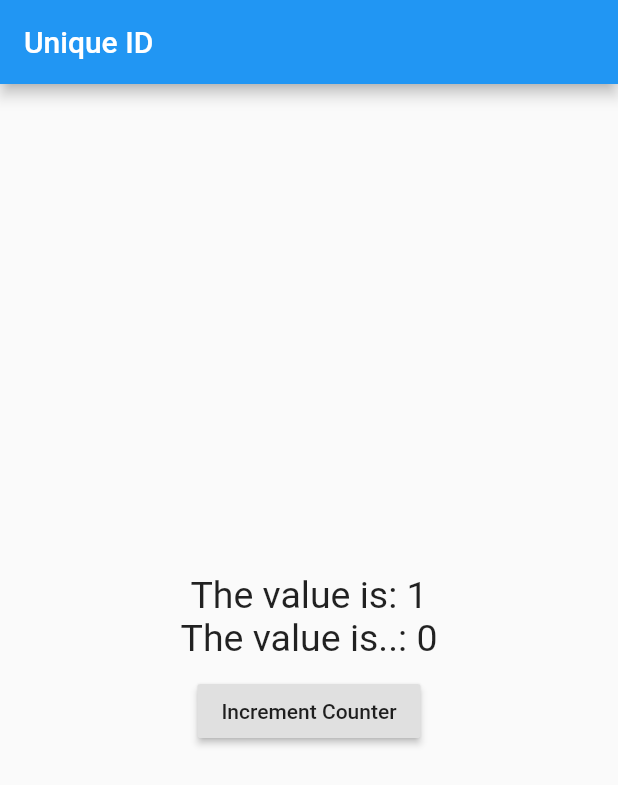
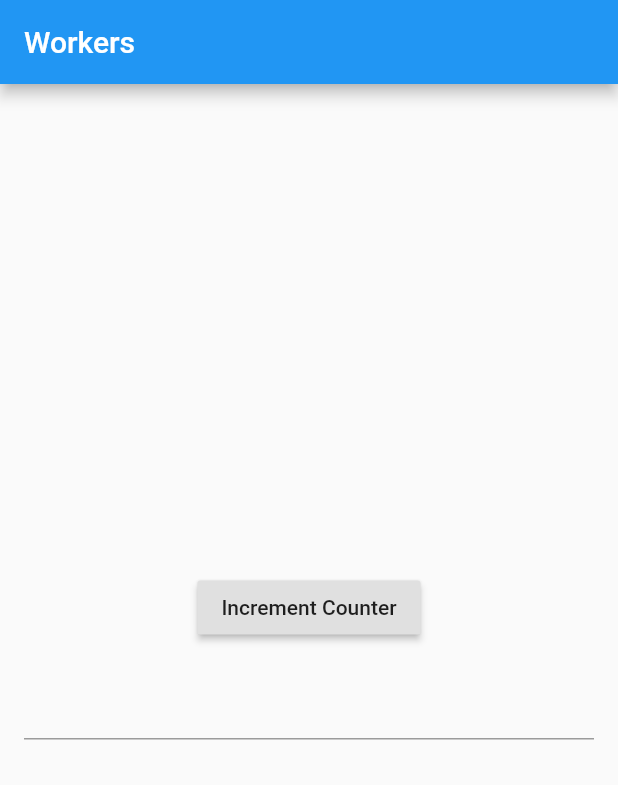
Before and after one commit to vleiswal/ripples_tut_getX, a Flutter app: the screen it shows after launch, after a tap on "Increment Counter", on a phone screen of 412 x 824 dp. Shown: the top 785 px of the screen. Run offline on Flutter 3.47's test engine with Material 2 defaults, Android fonts, the phone set to English and light mode, and no system bars; our stand-ins replace get.

Commit message:
lesson_14

```diff
--- a/lib/controllers/my_controller.dart
+++ b/lib/controllers/my_controller.dart
@@ -5,21 +5,37 @@ import 'package:getx_tut_4/usr/student.dart';
 import 'package:get/get.dart';
 
 class MyController extends GetxController {
-  var count = 0;
+  var count = 0.obs;
 
   void increment() {
     count++;
-    update(['txCount']);
+    //update(['txCount']);
+  }
+
+  @override
+  void onInit() {
+    // called every time the variable count is changed
+    // ever(count, (_) => print(count));
+
+    //called every time the value of any variable in a List is changed
+    //everAll([count], (_) => print(count));
+
+    // called only once when variable changes
+    once(count, (_) => print(count));
+
+    // called every time the user stop typing for 1 sec
+    debounce(count, (_) => print('When user stop typing for 1 sec'),
+        time: Duration(seconds: 1));
+
+    // Ignore all changes for a set time
+    interval(count, (_) => print('Ignore all changes for x time'),
+        time: Duration(seconds: 3));
+
+    super.onInit();
   }
 
   void cleanUpTask() {
     print('CleanUp Task');
-  }
-
-  @override
-  void onInit() {
-    print('Init Called');
-    super.onInit();
   }
 
   @override
--- a/lib/main.dart
+++ b/lib/main.dart
@@ -17,52 +17,91 @@ class MyApp extends StatelessWidget {
   @override
   Widget build(BuildContext context) {
     return GetMaterialApp(
-      title: 'Unique ID',
+      title: 'Workers',
       //initialRoute: '/',
       debugShowCheckedModeBanner: false,
       home: Scaffold(
         appBar: AppBar(
-          title: Text('Unique ID'),
+          title: Text('Workers'),
         ),
         body: Center(
           child: Column(
             mainAxisAlignment: MainAxisAlignment.center,
             crossAxisAlignment: CrossAxisAlignment.center,
             children: [
-              GetBuilder<MyController>(
-                // initState: (data) => myController.increment(),
-                // dispose: (_) => myController.cleanUpTask(),
-                id: 'txCount',
-                builder: (controller) {
-                  return Text(
-                    'The value is: ${controller.count}',
-                    style: TextStyle(fontSize: 25),
-                  );
-                },
-              ),
-              GetBuilder<MyController>(
-                // initState: (data) => myController.increment(),
-                // dispose: (_) => myController.cleanUpTask(),
-
-                builder: (controller) {
-                  return Text(
-                    'The value is..: ${controller.count}',
-                    style: TextStyle(fontSize: 25),
-                  );
-                },
-              ),
               SizedBox(height: 10),
               RaisedButton(
-                  child: Text('Increment Counter'),
-                  onPressed: () {
+                child: Text('Increment Counter'),
+                onPressed: () => myController.increment(),
+              ),
+              Padding(
+                padding: EdgeInsets.all(16),
+                child: TextField(
+                  onChanged: (val) {
                     myController.increment();
-                  }),
+                  },
+                ),
+              )
             ],
           ),
         ),
       ),
     );
   }
+
+// class MyApp extends StatelessWidget {
+//   //Create Controller
+//   MyController myController = Get.put(MyController());
+
+  // @override
+  // Widget build(BuildContext context) {
+  //   return GetMaterialApp(
+  //     title: 'Lesson 13',
+  //     //initialRoute: '/',
+  //     debugShowCheckedModeBanner: false,
+  //     home: Scaffold(
+  //       appBar: AppBar(
+  //         title: Text('Lesson 13'),
+  //       ),
+  //       body: Center(
+  //         child: Column(
+  //           mainAxisAlignment: MainAxisAlignment.center,
+  //           crossAxisAlignment: CrossAxisAlignment.center,
+  //           children: [
+  //             GetBuilder<MyController>(
+  //               // initState: (data) => myController.increment(),
+  //               // dispose: (_) => myController.cleanUpTask(),
+  //               id: 'txCount',
+  //               builder: (controller) {
+  //                 return Text(
+  //                   'The value is: ${controller.count}',
+  //                   style: TextStyle(fontSize: 25),
+  //                 );
+  //               },
+  //             ),
+  //             GetBuilder<MyController>(
+  //               // initState: (data) => myController.increment(),
+  //               // dispose: (_) => myController.cleanUpTask(),
+
+  //               builder: (controller) {
+  //                 return Text(
+  //                   'The value is..: ${controller.count}',
+  //                   style: TextStyle(fontSize: 25),
+  //                 );
+  //               },
+  //             ),
+  //             SizedBox(height: 10),
+  //             RaisedButton(
+  //                 child: Text('Increment Counter'),
+  //                 onPressed: () {
+  //                   myController.increment();
+  //                 }),
+  //           ],
+  //         ),
+  //       ),
+  //     ),
+  //   );
+  // }
 
 // class MyApp extends StatelessWidget {
 //   //var student = Student();
```
